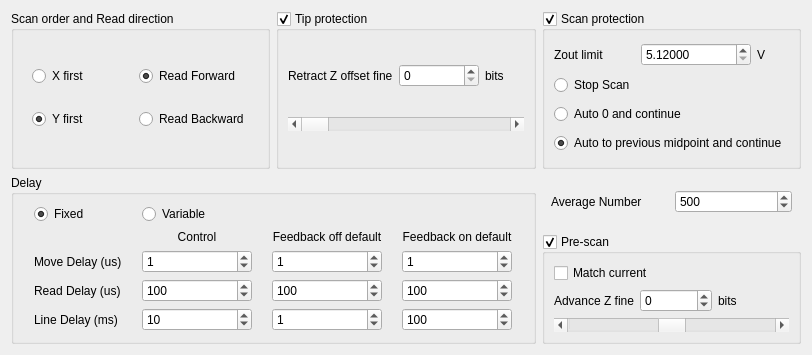
Above: pyqt5 STM software/ui/ScanOptions.ui from freestylexyz/STM-pyqt5-software before the change. Below: the same form after it.
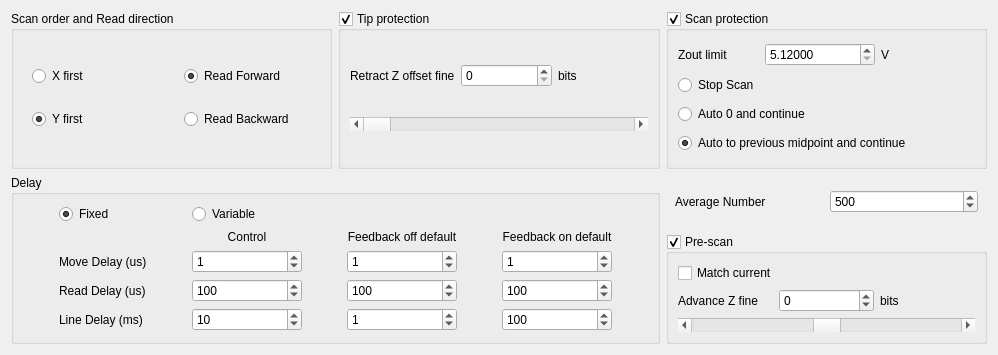
That is the form after the change.

Patch:
```diff
--- a/pyqt5 STM software/ui/ScanOptions.ui
+++ b/pyqt5 STM software/ui/ScanOptions.ui
@@ -6,7 +6,7 @@
    <rect>
     <x>0</x>
     <y>0</y>
-    <width>812</width>
+    <width>998</width>
     <height>355</height>
    </rect>
   </property>
```
Left out of the diff: 3 changed lines with no effect on the pictures.
